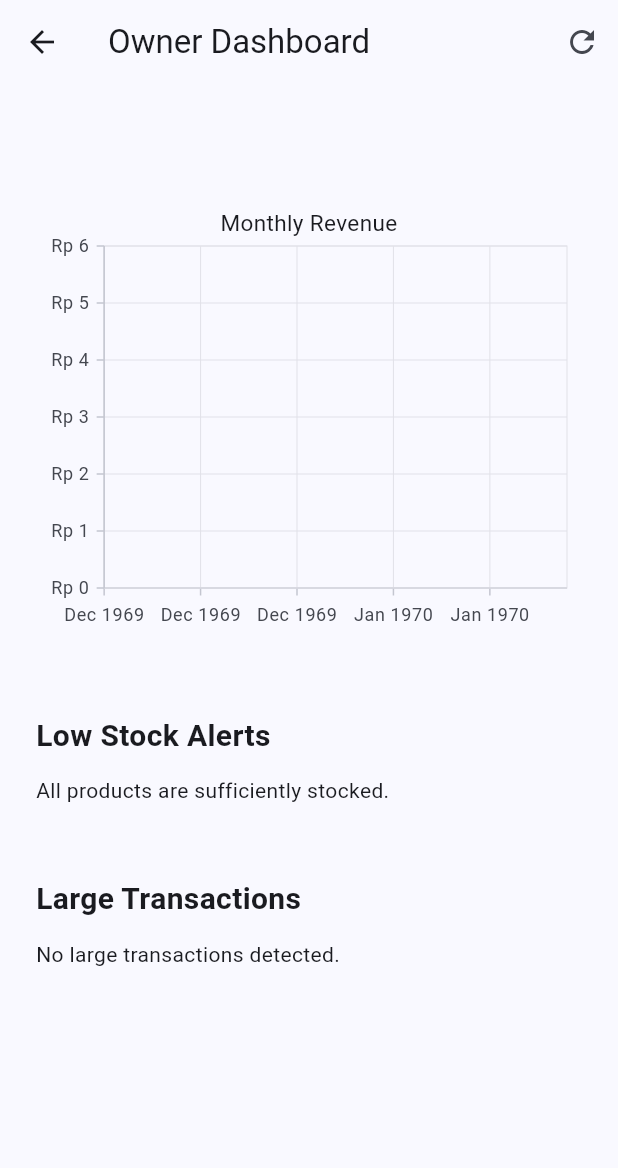
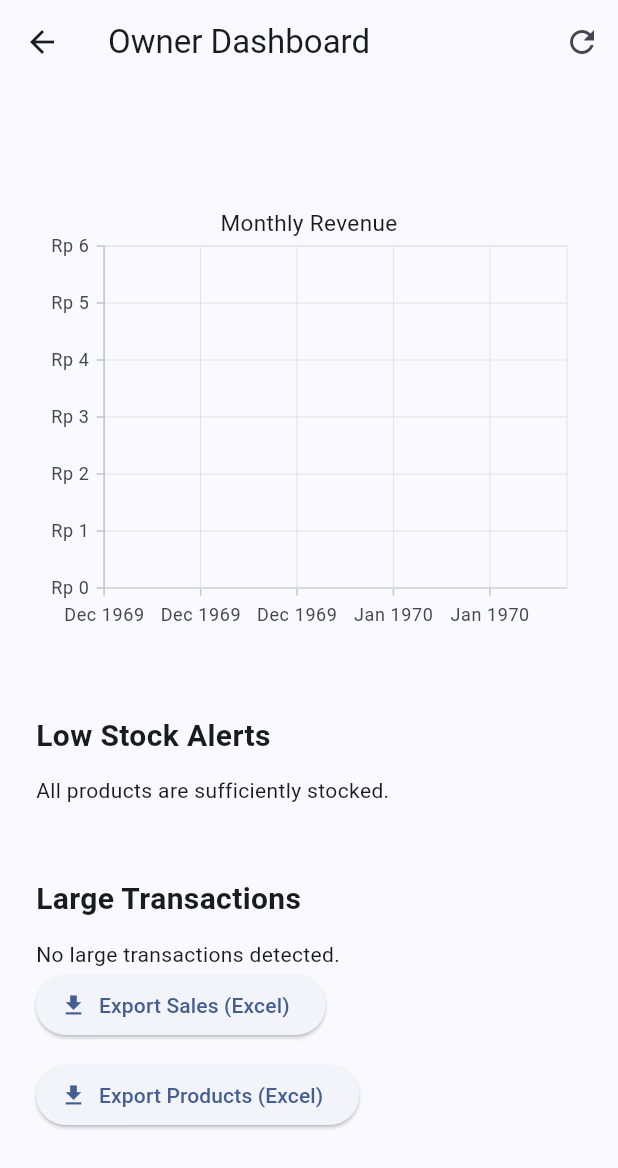
Before and after one commit to AjiRespati/umkm_frontend, a Flutter app: the OwnerDashboardScreen screen opened directly, on a phone screen of 412 x 824 dp. Shown: the top 1168 px of the screen. Run offline on Flutter 3.47's test engine with Material 3 defaults, Android fonts, the phone set to English and light mode, and no system bars; our stand-ins replace dio, flutter_secure_storage, image_picker, open_filex, syncfusion_flutter_charts, web; missing offline and left inert: dart:js_interop; accounts and stored records are empty; network calls fail.

Commit message:
exporting report

```diff
--- a/lib/screens/owner_dashboard_screen.dart
+++ b/lib/screens/owner_dashboard_screen.dart
@@ -1,6 +1,7 @@
 import 'package:flutter/material.dart';
 import 'package:intl/intl.dart';
 import 'package:syncfusion_flutter_charts/charts.dart';
+import 'package:umkm_frontend/services/export_service.dart';
 
 import '../services/report_service.dart';
 
@@ -59,6 +60,7 @@ class _OwnerDashboardScreenState extends State<OwnerDashboardScreen> {
     }
   }
 
+  final exportService = getExportService();
   @override
   Widget build(BuildContext context) {
     if (_loading) {
@@ -207,6 +209,19 @@ class _OwnerDashboardScreenState extends State<OwnerDashboardScreen> {
                       );
                     }).toList(),
               ),
+            ElevatedButton.icon(
+              onPressed: () => exportService.exportSales(),
+              icon: const Icon(Icons.download),
+              label: const Text('Export Sales (Excel)'),
+            ),
+
+            const SizedBox(height: 12),
+
+            ElevatedButton.icon(
+              onPressed: () => exportService.exportProducts(),
+              icon: const Icon(Icons.download),
+              label: const Text('Export Products (Excel)'),
+            ),
           ],
         ),
       ),
--- /dev/null
+++ b/lib/services/export_service.dart
@@ -0,0 +1,10 @@
+import 'export_service_stub.dart'
+    if (dart.library.html) 'export_service_web.dart'
+    if (dart.library.io) 'export_service_io.dart';
+
+abstract class ExportService {
+  Future<void> exportSales();
+  Future<void> exportProducts();
+}
+
+ExportService getExportService() => ExportServiceImpl();
--- /dev/null
+++ b/lib/services/export_service_stub.dart
@@ -0,0 +1,13 @@
+import 'export_service.dart';
+
+class ExportServiceImpl implements ExportService {
+  @override
+  Future<void> exportSales() {
+    throw UnsupportedError('Export not supported on this platform');
+  }
+
+  @override
+  Future<void> exportProducts() {
+    throw UnsupportedError('Export not supported on this platform');
+  }
+}
--- a/pubspec.yaml
+++ b/pubspec.yaml
@@ -16,6 +16,7 @@ dependencies:
   path_provider: ^2.1.5
   syncfusion_flutter_charts: ^31.1.19
   web: ^1.1.1
+  open_filex: ^4.4.0
 
 dev_dependencies:
   flutter_test:
```
Also changed, not shown: lib/services/export_service_io.dart (added, +42 -0 lines), lib/services/export_service_web.dart (added, +63 -0 lines), pubspec.lock.
